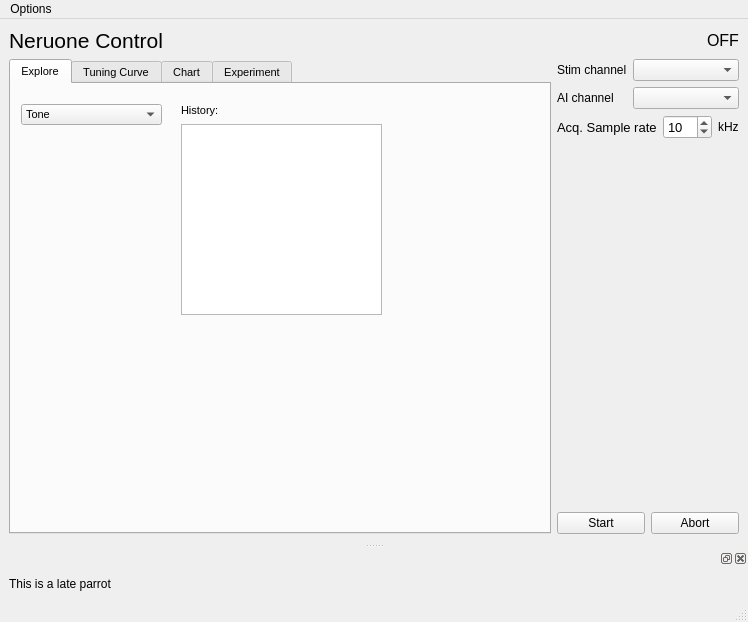
The window that main/main_control.ui (portfors-lab/sparkle) describes before a commit, drawn with Qt 5.
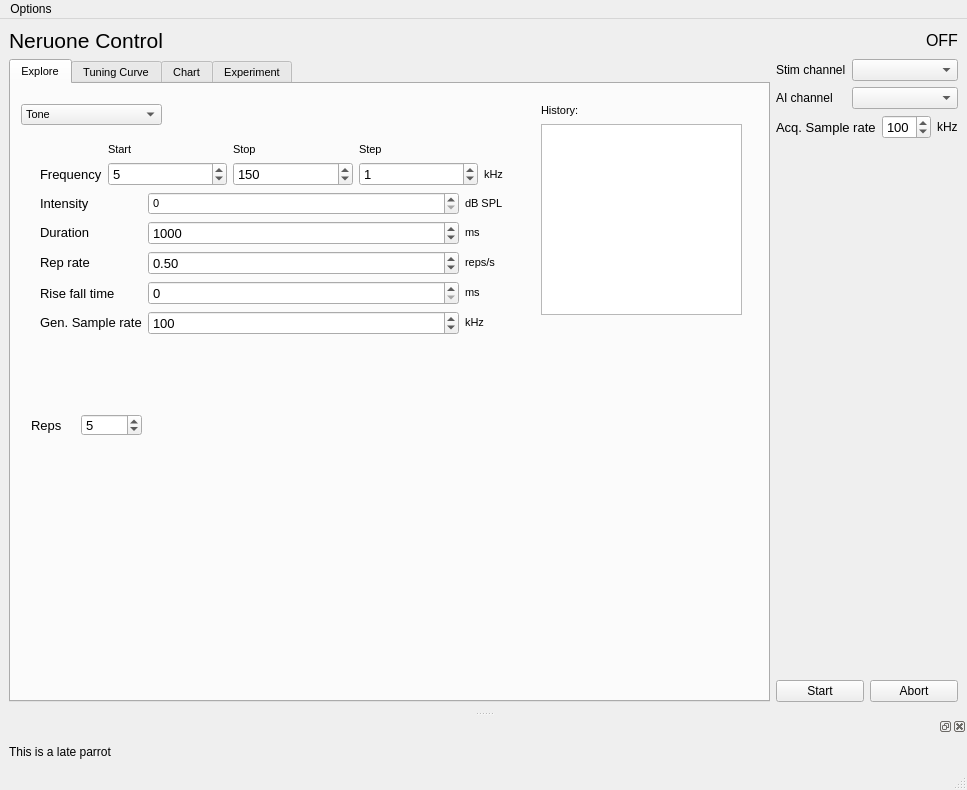
The same window after the commit. The open tabs and pages were chosen to show the change.

Commit message: moved continuous read details into daq module. added items to main control gui

Patch:
```diff
--- a/main/main_control.ui
+++ b/main/main_control.ui
@@ -6,8 +6,8 @@
    <rect>
     <x>0</x>
     <y>0</y>
-    <width>748</width>
-    <height>622</height>
+    <width>967</width>
+    <height>790</height>
    </rect>
   </property>
   <property name="windowTitle">
@@ -104,7 +104,7 @@
          <widget class="QListWidget" name="listWidget_2">
           <property name="geometry">
            <rect>
-            <x>170</x>
+            <x>530</x>
             <y>40</y>
             <width>201</width>
             <height>191</height>
@@ -114,7 +114,7 @@
          <widget class="QLabel" name="label_4">
           <property name="geometry">
            <rect>
-            <x>170</x>
+            <x>530</x>
             <y>20</y>
             <width>46</width>
             <height>13</height>
@@ -124,6 +124,674 @@
            <string>History:</string>
           </property>
          </widget>
+         <widget class="QLabel" name="label_39">
+          <property name="geometry">
+           <rect>
+            <x>20</x>
+            <y>330</y>
+            <width>41</width>
+            <height>22</height>
+           </rect>
+          </property>
+          <property name="font">
+           <font>
+            <pointsize>10</pointsize>
+           </font>
+          </property>
+          <property name="text">
+           <string>Reps</string>
+          </property>
+         </widget>
+         <widget class="QSpinBox" name="nreps_spnbx_2">
+          <property name="geometry">
+           <rect>
+            <x>70</x>
+            <y>330</y>
+            <width>61</width>
+            <height>22</height>
+           </rect>
+          </property>
+          <property name="font">
+           <font>
+            <pointsize>10</pointsize>
+           </font>
+          </property>
+          <property name="minimum">
+           <number>1</number>
+          </property>
+          <property name="maximum">
+           <number>100</number>
+          </property>
+          <property name="value">
+           <number>5</number>
+          </property>
+         </widget>
+         <widget class="QStackedWidget" name="stackedWidget">
+          <property name="geometry">
+           <rect>
+            <x>20</x>
+            <y>50</y>
+            <width>481</width>
+            <height>261</height>
+           </rect>
+          </property>
+          <property name="currentIndex">
+           <number>2</number>
+          </property>
+          <widget class="QWidget" name="page">
+           <layout class="QVBoxLayout" name="verticalLayout_6">
+            <item>
+             <layout class="QGridLayout" name="gridLayout_5">
+              <item row="0" column="2">
+               <widget class="QLabel" name="label_5">
+                <property name="text">
+                 <string>kHz</string>
+                </property>
+               </widget>
+              </item>
+              <item row="3" column="1">
+               <widget class="QDoubleSpinBox" name="reprate_spnbx_2">
+                <property name="font">
+                 <font>
+                  <pointsize>10</pointsize>
+                 </font>
+                </property>
+                <property name="minimum">
+                 <double>0.100000000000000</double>
+                </property>
+                <property name="maximum">
+                 <double>10.000000000000000</double>
+                </property>
+                <property name="value">
+                 <double>0.500000000000000</double>
+                </property>
+               </widget>
+              </item>
+              <item row="0" column="1">
+               <widget class="QSpinBox" name="spinBox"/>
+              </item>
+              <item row="0" column="0">
+               <widget class="QLabel" name="label_41">
+                <property name="sizePolicy">
+                 <sizepolicy hsizetype="Fixed" vsizetype="Preferred">
+                  <horstretch>0</horstretch>
+                  <verstretch>0</verstretch>
+                 </sizepolicy>
+                </property>
+                <property name="font">
+                 <font>
+                  <pointsize>10</pointsize>
+                 </font>
+                </property>
+                <property name="text">
+                 <string>Frequency</string>
+                </property>
+               </widget>
+              </item>
+              <item row="4" column="0">
+               <widget class="QLabel" name="label_40">
+                <property name="font">
+                 <font>
+                  <pointsize>10</pointsize>
+                 </font>
+                </property>
+                <property name="text">
+                 <string>Rise fall time</string>
+                </property>
+               </widget>
+              </item>
+              <item row="5" column="2">
+               <widget class="QLabel" name="label_38">
+                <property name="sizePolicy">
+                 <sizepolicy hsizetype="Fixed" vsizetype="Fixed">
+                  <horstretch>0</horstretch>
+                  <verstretch>0</verstretch>
+                 </sizepolicy>
+                </property>
+                <property name="text">
+                 <string>kHz</string>
+                </property>
+               </widget>
+              </item>
+              <item row="5" column="1">
+               <widget class="QSpinBox" name="aosr_spnbx_2">
+                <property name="font">
+                 <font>
+                  <pointsize>10</pointsize>
+                 </font>
+                </property>
+                <property name="minimum">
+                 <number>10</number>
+                </property>
+                <property name="maximum">
+                 <number>1000</number>
+                </property>
+                <property name="singleStep">
+                 <number>10</number>
+                </property>
+                <property name="value">
+                 <number>100</number>
+                </property>
+               </widget>
+              </item>
+              <item row="5" column="0">
+               <widget class="QLabel" name="label_37">
+                <property name="sizePolicy">
+                 <sizepolicy hsizetype="Fixed" vsizetype="Fixed">
+                  <horstretch>0</horstretch>
+                  <verstretch>0</verstretch>
+                 </sizepolicy>
+                </property>
+                <property name="font">
+                 <font>
+                  <pointsize>10</pointsize>
+                 </font>
+                </property>
+                <property name="text">
+                 <string>Gen. Sample rate</string>
+                </property>
+               </widget>
+              </item>
+              <item row="4" column="2">
+               <widget class="QLabel" name="label_34">
+                <property name="sizePolicy">
+                 <sizepolicy hsizetype="Fixed" vsizetype="Fixed">
+                  <horstretch>0</horstretch>
+                  <verstretch>0</verstretch>
+                 </sizepolicy>
+                </property>
+                <property name="text">
+                 <string>ms</string>
+                </property>
+               </widget>
+              </item>
+              <item row="4" column="1">
+               <widget class="QSpinBox" name="risefall_spnbx_3">
+                <property name="font">
+                 <font>
+                  <pointsize>10</pointsize>
+                 </font>
+                </property>
+                <property name="maximum">
+                 <number>100</number>
+                </property>
+               </widget>
+              </item>
+              <item row="2" column="0">
+               <widget class="QLabel" name="label_32">
+                <property name="sizePolicy">
+                 <sizepolicy hsizetype="Preferred" vsizetype="Fixed">
+                  <horstretch>0</horstretch>
+                  <verstretch>0</verstretch>
+                 </sizepolicy>
+                </property>
+                <property name="font">
+                 <font>
+                  <pointsize>10</pointsize>
+                 </font>
+                </property>
+                <property name="text">
+                 <string>Duration</string>
+                </property>
+               </widget>
+              </item>
+              <item row="3" column="0">
+               <widget class="QLabel" name="label_35">
+                <property name="sizePolicy">
+                 <sizepolicy hsizetype="Fixed" vsizetype="Fixed">
+                  <horstretch>0</horstretch>
+                  <verstretch>0</verstretch>
+                 </sizepolicy>
+                </property>
+                <property name="font">
+                 <font>
+                  <pointsize>10</pointsize>
+                 </font>
+                </property>
+                <property name="text">
+                 <string>Rep rate</string>
+                </property>
+               </widget>
+              </item>
+              <item row="2" column="1">
+               <widget class="QSpinBox" name="dur_spnbx_3">
+                <property name="font">
+                 <font>
+                  <pointsize>10</pointsize>
+                 </font>
+                </property>
+                <property name="minimum">
+                 <number>100</number>
+                </property>
+                <property name="maximum">
+                 <number>50000</number>
+                </property>
+                <property name="singleStep">
+                 <number>100</number>
+                </property>
+                <property name="value">
+                 <number>1000</number>
+                </property>
+               </widget>
+              </item>
+              <item row="2" column="2">
+               <widget class="QLabel" name="label_33">
+                <property name="sizePolicy">
+                 <sizepolicy hsizetype="Preferred" vsizetype="Fixed">
+                  <horstretch>0</horstretch>
+                  <verstretch>0</verstretch>
+                 </sizepolicy>
+                </property>
+                <property name="text">
+                 <string>ms</string>
+                </property>
+               </widget>
+              </item>
+              <item row="3" column="2">
+               <widget class="QLabel" name="label_36">
+                <property name="sizePolicy">
+                 <sizepolicy hsizetype="Fixed" vsizetype="Fixed">
+                  <horstretch>0</horstretch>
+                  <verstretch>0</verstretch>
+                 </sizepolicy>
+                </property>
+                <property name="text">
+                 <string>reps/s</string>
+                </property>
+               </widget>
+              </item>
+              <item row="1" column="0">
+               <widget class="QLabel" name="label_42">
+                <property name="font">
+                 <font>
+                  <pointsize>10</pointsize>
+                 </font>
+                </property>
+                <property name="text">
+                 <string>Intensity</string>
+                </property>
+               </widget>
+              </item>
+              <item row="1" column="1">
+               <widget class="QSpinBox" name="spinBox_2"/>
+              </item>
+              <item row="1" column="2">
+               <widget class="QLabel" name="label_6">
+                <property name="text">
+                 <string>dB SPL</string>
+                </property>
+               </widget>
+              </item>
+             </layout>
+            </item>
+           </layout>
+          </widget>
+          <widget class="QWidget" name="page_2">
+           <layout class="QVBoxLayout" name="verticalLayout_5">
+            <item>
+             <layout class="QGridLayout" name="gridLayout_8">
+              <item row="1" column="4">
+               <widget class="QLabel" name="label_63">
+                <property name="sizePolicy">
+                 <sizepolicy hsizetype="Fixed" vsizetype="Preferred">
+                  <horstretch>0</horstretch>
+                  <verstretch>0</verstretch>
+                 </sizepolicy>
+                </property>
+                <property name="text">
+                 <string>kHz</string>
+                </property>
+               </widget>
+              </item>
+              <item row="1" column="2">
+               <widget class="QSpinBox" name="freq_stop_spnbx_2">
+                <property name="font">
+                 <font>
+                  <pointsize>10</pointsize>
+                 </font>
+                </property>
+                <property name="maximum">
+                 <number>200</number>
+                </property>
+                <property name="value">
+                 <number>150</number>
+                </property>
+               </widget>
+              </item>
+              <item row="1" column="0">
+               <widget class="QLabel" name="label_64">
+                <property name="sizePolicy">
+                 <sizepolicy hsizetype="Fixed" vsizetype="Preferred">
+                  <horstretch>0</horstretch>
+                  <verstretch>0</verstretch>
+                 </sizepolicy>
+                </property>
+                <property name="font">
+                 <font>
+                  <pointsize>10</pointsize>
+                 </font>
+                </property>
+                <property name="text">
+                 <string>Frequency</string>
+                </property>
+               </widget>
+              </item>
+              <item row="1" column="1">
+               <widget class="QSpinBox" name="freq_start_spnbx_2">
+                <property name="font">
+                 <font>
+                  <pointsize>10</pointsize>
+                 </font>
+                </property>
+                <property name="maximum">
+                 <number>200</number>
+                </property>
+                <property name="singleStep">
+                 <number>5</number>
+                </property>
+                <property name="value">
+                 <number>5</number>
+                </property>
+               </widget>
+              </item>
+              <item row="0" column="2">
+               <widget class="QLabel" name="label_67">
+                <property name="text">
+                 <string>Stop</string>
+                </property>
+               </widget>
+              </item>
+              <item row="0" column="1">
+               <widget class="QLabel" name="label_65">
+                <property name="text">
+                 <string>Start</string>
+                </property>
+               </widget>
+              </item>
+              <item row="0" column="3">
+               <widget class="QLabel" name="label_68">
+                <property name="text">
+                 <string>Step</string>
+                </property>
+               </widget>
+              </item>
+              <item row="1" column="3">
+               <widget class="QSpinBox" name="freq_step_spnbx_2">
+                <property name="font">
+                 <font>
+                  <pointsize>10</pointsize>
+                 </font>
+                </property>
+                <property name="maximum">
+                 <number>100</number>
+                </property>
+                <property name="value">
+                 <number>1</number>
+                </property>
+               </widget>
+              </item>
+             </layout>
+            </item>
+            <item>
+             <layout class="QGridLayout" name="gridLayout_6">
+              <item row="3" column="1">
+               <widget class="QSpinBox" name="risefall_spnbx_4">
+                <property name="font">
+                 <font>
+                  <pointsize>10</pointsize>
+                 </font>
+                </property>
+                <property name="maximum">
+                 <number>100</number>
+                </property>
+               </widget>
+              </item>
+              <item row="3" column="2">
+               <widget class="QLabel" name="label_47">
+                <property name="sizePolicy">
+                 <sizepolicy hsizetype="Fixed" vsizetype="Fixed">
+                  <horstretch>0</horstretch>
+                  <verstretch>0</verstretch>
+                 </sizepolicy>
+                </property>
+                <property name="text">
+                 <string>ms</string>
+                </property>
+               </widget>
+              </item>
+              <item row="2" column="1">
+               <widget class="QDoubleSpinBox" name="reprate_spnbx_3">
+                <property name="font">
+                 <font>
+                  <pointsize>10</pointsize>
+                 </font>
+                </property>
+                <property name="minimum">
+                 <double>0.100000000000000</double>
+                </property>
+                <property name="maximum">
+                 <double>10.000000000000000</double>
+                </property>
+                <property name="value">
+                 <double>0.500000000000000</double>
+                </property>
+               </widget>
+              </item>
+              <item row="3" column="0">
+               <widget class="QLabel" name="label_44">
+                <property name="font">
+                 <font>
+                  <pointsize>10</pointsize>
+                 </font>
+                </property>
+                <property name="text">
+                 <string>Rise fall time</string>
+                </property>
+               </widget>
+              </item>
+              <item row="4" column="2">
+               <widget class="QLabel" name="label_45">
+                <property name="sizePolicy">
+                 <sizepolicy hsizetype="Fixed" vsizetype="Fixed">
+                  <horstretch>0</horstretch>
+                  <verstretch>0</verstretch>
+                 </sizepolicy>
+                </property>
+                <property name="text">
+                 <string>kHz</string>
+                </property>
+               </widget>
+              </item>
+              <item row="4" column="0">
+               <widget class="QLabel" name="label_46">
+                <property name="sizePolicy">
+                 <sizepolicy hsizetype="Fixed" vsizetype="Fixed">
+                  <horstretch>0</horstretch>
+                  <verstretch>0</verstretch>
+                 </sizepolicy>
+                </property>
+                <property name="font">
+                 <font>
+                  <pointsize>10</pointsize>
+                 </font>
+                </property>
+                <property name="text">
+                 <string>Gen. Sample rate</string>
+                </property>
+               </widget>
+              </item>
+              <item row="4" column="1">
+               <widget class="QSpinBox" name="aosr_spnbx_3">
+                <property name="font">
+                 <font>
+                  <pointsize>10</pointsize>
+                 </font>
+                </property>
+                <property name="minimum">
+                 <number>10</number>
+                </property>
+                <property name="maximum">
+                 <number>1000</number>
+                </property>
+                <property name="singleStep">
+                 <number>10</number>
+                </property>
+                <property name="value">
+                 <number>100</number>
+                </property>
+               </widget>
+              </item>
+              <item row="1" column="0">
+               <widget class="QLabel" name="label_48">
+                <property name="sizePolicy">
+                 <sizepolicy hsizetype="Preferred" vsizetype="Fixed">
+                  <horstretch>0</horstretch>
+                  <verstretch>0</verstretch>
+                 </sizepolicy>
+                </property>
+                <property name="font">
+                 <font>
+                  <pointsize>10</pointsize>
+                 </font>
+                </property>
+                <property name="text">
+                 <string>Duration</string>
+                </property>
+               </widget>
+              </item>
+              <item row="2" column="0">
+               <widget class="QLabel" name="label_49">
+                <property name="sizePolicy">
+                 <sizepolicy hsizetype="Fixed" vsizetype="Fixed">
+                  <horstretch>0</horstretch>
+                  <verstretch>0</verstretch>
+                 </sizepolicy>
+                </property>
+                <property name="font">
+                 <font>
+                  <pointsize>10</pointsize>
+                 </font>
+                </property>
+                <property name="text">
+                 <string>Rep rate</string>
+                </property>
+               </widget>
+              </item>
+              <item row="1" column="1">
+               <widget class="QSpinBox" name="dur_spnbx_4">
+                <property name="font">
+                 <font>
+                  <pointsize>10</pointsize>
+                 </font>
+                </property>
+                <property name="minimum">
+                 <number>100</number>
+                </property>
+                <property name="maximum">
+                 <number>50000</number>
+                </property>
+                <property name="singleStep">
+                 <number>100</number>
+                </property>
+                <property name="value">
+                 <number>1000</number>
+                </property>
+               </widget>
+              </item>
+              <item row="1" column="2">
+               <widget class="QLabel" name="label_50">
+                <property name="sizePolicy">
+                 <sizepolicy hsizetype="Preferred" vsizetype="Fixed">
+                  <horstretch>0</horstretch>
+                  <verstretch>0</verstretch>
+                 </sizepolicy>
+                </property>
+                <property name="text">
+                 <string>ms</string>
+                </property>
+               </widget>
+              </item>
+              <item row="2" column="2">
+               <widget class="QLabel" name="label_51">
+                <property name="sizePolicy">
+                 <sizepolicy hsizetype="Fixed" vsizetype="Fixed">
+                  <horstretch>0</horstretch>
+                  <verstretch>0</verstretch>
+                 </sizepolicy>
+                </property>
+                <property name="text">
+                 <string>reps/s</string>
+                </property>
+               </widget>
+              </item>
+              <item row="0" column="2">
+               <widget class="QLabel" name="label_9">
+                <property name="text">
+                 <string>dB SPL</string>
+                </property>
+               </widget>
+              </item>
+              <item row="0" column="1">
+               <widget class="QSpinBox" name="spinBox_4"/>
+              </item>
+              <item row="0" column="0">
+               <widget class="QLabel" name="label_52">
+                <property name="font">
+                 <font>
+                  <pointsize>10</pointsize>
+                 </font>
+                </property>
+                <property name="text">
+                 <string>Intensity</string>
+                </property>
+               </widget>
+              </item>
+             </layout>
+            </item>
+            <item>
+             <spacer name="verticalSpacer_3">
+              <property name="orientation">
+               <enum>Qt::Vertical</enum>
+              </property>
+              <property name="sizeHint" stdset="0">
+               <size>
+                <width>20</width>
+                <height>40</height>
+               </size>
+              </property>
+             </spacer>
+            </item>
+           </layout>
+          </widget>
+          <widget class="QWidget" name="page_3">
+           <layout class="QVBoxLayout" name="verticalLayout_7">
+            <item>
+             <layout class="QHBoxLayout" name="horizontalLayout_6">
+              <item>
+               <widget class="QLineEdit" name="wavrootdir_lnedt"/>
+              </item>
+              <item>
+               <widget class="QPushButton" name="wavrootdir_btn">
+                <property name="text">
+                 <string>change</string>
+                </property>
+               </widget>
+              </item>
+             </layout>
+            </item>
+            <item>
+             <layout class="QHBoxLayout" name="horizontalLayout_7">
+              <item>
+               <widget class="QTreeView" name="filetree_view"/>
+              </item>
+              <item>
+               <widget class="QListView" name="filelist_view"/>
+              </item>
+             </layout>
+            </item>
+           </layout>
+          </widget>
+         </widget>
         </widget>
         <widget class="QWidget" name="tab_tc">
          <attribute name="title">
@@ -717,13 +1385,13 @@
              <number>1</number>
             </property>
             <property name="maximum">
-             <number>200</number>
+             <number>500</number>
             </property>
             <property name="singleStep">
              <number>10</number>
             </property>
             <property name="value">
-             <number>10</number>
+             <number>100</number>
             </property>
            </widget>
           </item>
@@ -778,7 +1446,7 @@
     <rect>
      <x>0</x>
      <y>0</y>
-     <width>748</width>
+     <width>967</width>
      <height>21</height>
     </rect>
    </property>
```
Left out of the diff: 51 changed lines with no effect on the pictures. The commit also changes 4 other files.
